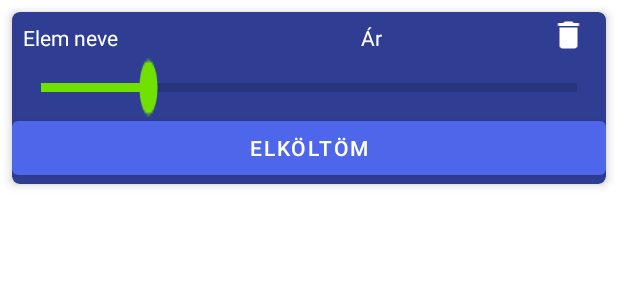
After one commit to KunMate/MoneyWatch_App, an Android app: the layout saving_rv_item.xml on its own in the app's theme, with its tools: preview values and no code run, on a phone screen of 412 x 824 dp. The commit adds this screen. Shown: the top 300 px of the screen. Run offline under Robolectric (Android 15) with nearby library versions, the phone set to English and light mode, and no system bars.

Commit message:
implemented necessary goals elements with working goal balance and without button backend implementation

```diff
--- a/app/src/main/java/com/pack/moneywatch_app/MainActivity.kt
+++ b/app/src/main/java/com/pack/moneywatch_app/MainActivity.kt
@@ -4,6 +4,7 @@ import androidx.appcompat.app.AppCompatActivity
 import android.os.Bundle
 import androidx.fragment.app.Fragment
 import com.pack.moneywatch_app.balance.Balance
+import com.pack.moneywatch_app.balance.Goals
 import com.pack.moneywatch_app.databinding.ActivityMainBinding
 import com.pack.moneywatch_app.shopAssistant.ShopAssistant
 
--- a/app/src/main/java/com/pack/moneywatch_app/balance/BalanceDao.kt
+++ b/app/src/main/java/com/pack/moneywatch_app/balance/BalanceDao.kt
@@ -14,6 +14,9 @@ interface BalanceDao {
     @Query("SELECT * FROM expenses WHERE category = :selectedCategory order by id desc")
     fun getCategoryType(selectedCategory : String) : List<BalanceTransaction>
 
+    @Query("SELECT SUM(amount) FROM EXPENSES WHERE category = :saving" )
+    fun getSavingBalance(saving: String = "Megtakarítás") : Int
+
     @Insert
     fun insertAll(vararg transaction: BalanceTransaction)
 
@@ -22,4 +25,5 @@ interface BalanceDao {
 
     @Update
     fun update(vararg transaction: BalanceTransaction)
+
 }
--- a/app/src/main/java/com/pack/moneywatch_app/balance/BalanceTransactionAdapter.kt
+++ b/app/src/main/java/com/pack/moneywatch_app/balance/BalanceTransactionAdapter.kt
@@ -4,7 +4,6 @@ import android.content.Intent
 import android.view.LayoutInflater
 import android.view.View
 import android.view.ViewGroup
-import android.widget.Spinner
 import android.widget.TextView
 import androidx.core.content.ContextCompat
 import androidx.recyclerview.widget.RecyclerView
--- a/app/src/main/java/com/pack/moneywatch_app/shopAssistant/ShopAssistant.kt
+++ b/app/src/main/java/com/pack/moneywatch_app/shopAssistant/ShopAssistant.kt
@@ -50,11 +50,11 @@ class ShopAssistant : Fragment(), ShopListRVAdapter.ShopListItemClickInterface {
         val shopListRepository = ShopListRepository(ShopListDatabase.invoke(requireContext()))
         val factory = ShopListViewModelFactory(shopListRepository)
         shopListViewModel = ViewModelProvider(this, factory)[ShopListViewModel::class.java]
-        shopListViewModel.getAllShopListItems().observe(viewLifecycleOwner, Observer {
+        shopListViewModel.getAllShopListItems().observe(viewLifecycleOwner) {
             shopListRVAdapter.list = it
             shopListRVAdapter.notifyDataSetChanged()
             updateSum()
-        })
+        }
         shopAddFAB.setOnClickListener {
             openDialog()
         }
--- /dev/null
+++ b/app/src/main/res/layout/saving_rv_item.xml
@@ -0,0 +1,79 @@
+<?xml version="1.0" encoding="utf-8"?>
+<androidx.cardview.widget.CardView xmlns:android="http://schemas.android.com/apk/res/android"
+    android:layout_width="match_parent"
+    android:layout_height="wrap_content"
+    xmlns:app="http://schemas.android.com/apk/res-auto"
+    android:layout_margin="8dp"
+    android:backgroundTint="@color/blue_dark"
+    app:cardCornerRadius="5dp"
+    app:cardElevation="4dp">
+
+    <RelativeLayout
+        android:layout_width="match_parent"
+        android:layout_height="wrap_content"
+        >
+        <LinearLayout
+            android:layout_width="match_parent"
+            android:layout_height="wrap_content"
+            android:orientation="horizontal"
+            android:weightSum="5"
+            android:id="@+id/idLLSavingItem">
+            <TextView
+                android:id="@+id/idSavingItemName"
+                android:layout_width="8dp"
+                android:layout_height="wrap_content"
+                android:layout_weight="3"
+                android:text="Elem neve"
+                android:textColor="@color/white"
+                android:padding="4dp"
+                android:layout_margin="3dp"
+                />
+            <TextView
+                android:id="@+id/idSavingCost"
+                android:layout_width="8dp"
+                android:layout_height="wrap_content"
+                android:layout_weight="1.5"
+                android:text="Ár"
+                android:textColor="@color/white"
+                android:padding="4dp"
+                android:layout_margin="3dp"
+                />
+            <ImageView
+                android:layout_width="8dp"
+                android:layout_height="wrap_content"
+                android:layout_weight="0.5"
+                android:layout_margin="3dp"
+                android:src="@drawable/ic_baseline_delete_24"
+                android:id="@+id/idSavingDelete"
+                app:tint="@color/white"
+                />
+
+        </LinearLayout>
+
+        <SeekBar
+            android:id="@+id/idSavingProgressBar"
+            android:layout_width="match_parent"
+            android:layout_height="wrap_content"
+            android:layout_below="@id/idLLSavingItem"
+            android:layout_marginStart="3dp"
+            android:layout_marginTop="3dp"
+            android:layout_marginEnd="3dp"
+            android:layout_marginBottom="3dp"
+            android:padding="4dp"
+            android:scaleY="3"
+            android:progress="20"
+            android:clickable="false"/>
+
+        <Button
+            android:id="@+id/idSavingCompleteSavingBtn"
+            android:layout_width="match_parent"
+            android:layout_height="wrap_content"
+            android:layout_below="@id/idSavingProgressBar"
+            android:text="Elköltöm"
+            />
+
+
+
+    </RelativeLayout>
+
+</androidx.cardview.widget.CardView>
```
Also changed, not shown: app/src/main/java/com/pack/moneywatch_app/Goals.kt (deleted, +0 -29 lines), app/src/main/java/com/pack/moneywatch_app/balance/Goals.kt (added, +66 -0 lines), app/src/main/java/com/pack/moneywatch_app/balance/SavingDao.kt (added, +22 -0 lines), app/src/main/java/com/pack/moneywatch_app/balance/SavingDatabase.kt (added, +26 -0 lines), app/src/main/java/com/pack/moneywatch_app/balance/SavingGoal.kt (added, +18 -0 lines), app/src/main/java/com/pack/moneywatch_app/balance/SavingRVAdapter.kt (added, +47 -0 lines), app/src/main/java/com/pack/moneywatch_app/balance/SavingRepository.kt (added, +8 -0 lines), app/src/main/java/com/pack/moneywatch_app/balance/SavingViewModel.kt (added, +19 -0 lines), app/src/main/java/com/pack/moneywatch_app/balance/SavingViewModelFactory.kt (added, +10 -0 lines), app/src/main/java/com/pack/moneywatch_app/shopAssistant/ShopListRVAdapter.kt (+9 -4 lines), app/src/main/res/layout/fragment_balance.xml (+4 -3 lines), app/src/main/res/layout/fragment_goals.xml (+75 -6 lines).
